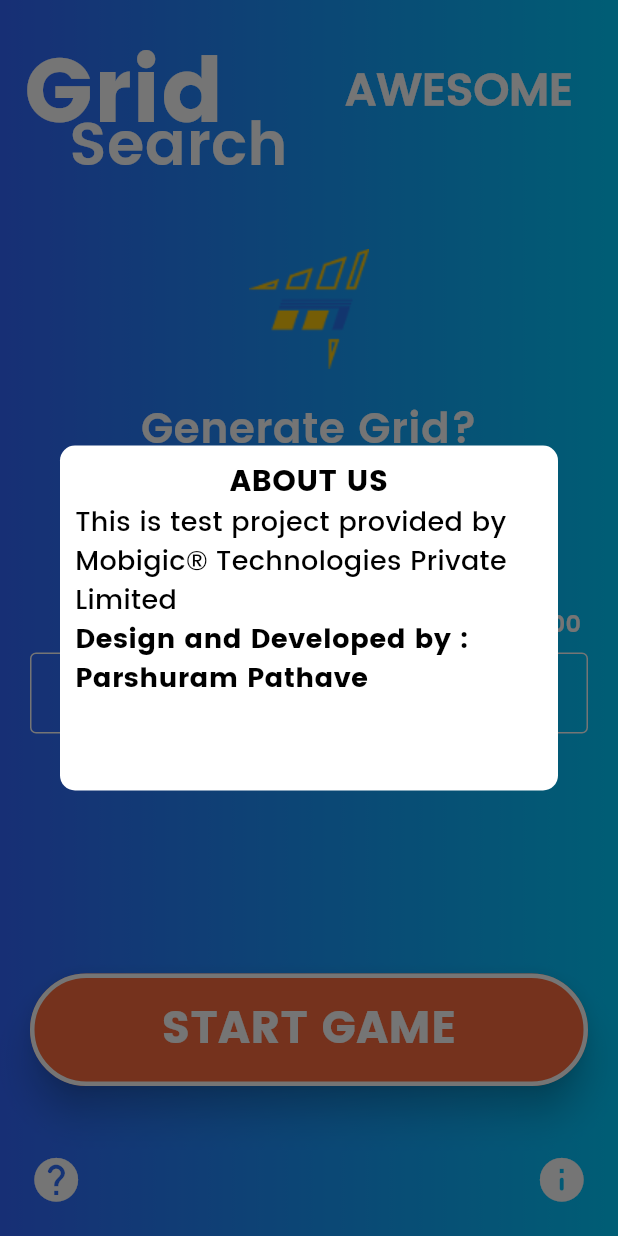
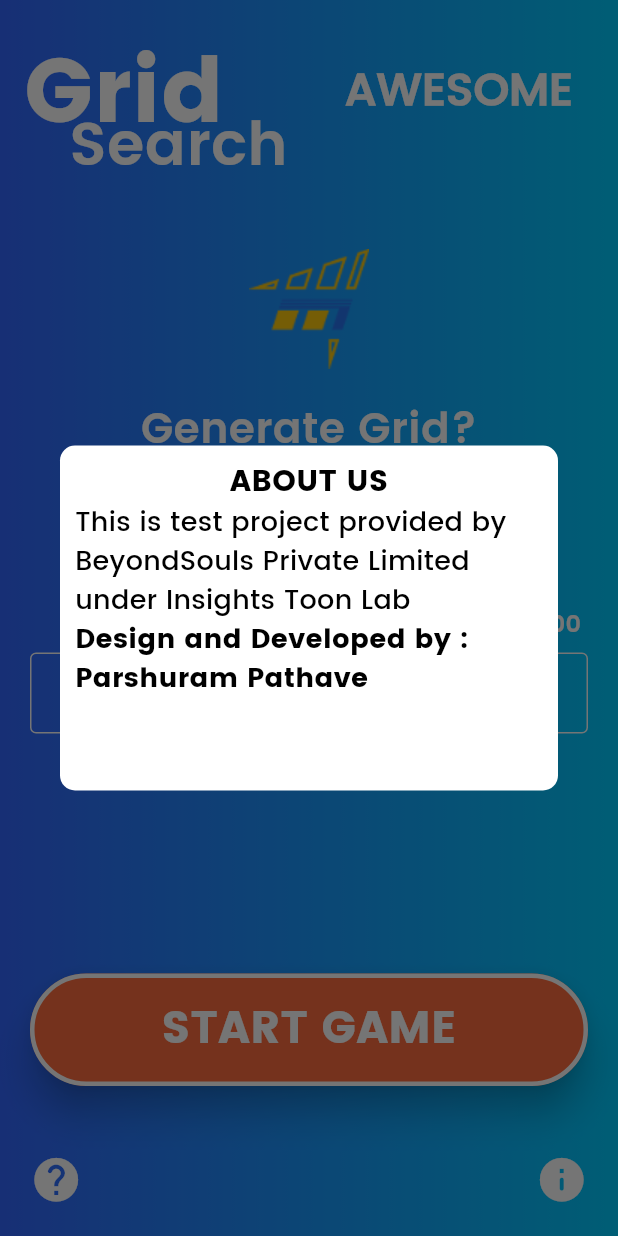
Before and after one commit to PGames3d/Grid-Game, a Flutter app: the screen it shows after launch, after a tap on the "info" icon, on a phone screen of 412 x 824 dp. Run offline on Flutter 3.47's test engine with Material 3 defaults, Android fonts, the phone set to English and light mode, and no system bars; drawn by our look-alikes of animated_text_kit; our stand-ins replace auto_route.

Commit message:
SDK upgrade

```diff
--- a/lib/screen/main_menu_screen/main_menu_screen.dart
+++ b/lib/screen/main_menu_screen/main_menu_screen.dart
@@ -183,7 +183,7 @@ class _MainMenuScreenState extends State<MainMenuScreen> {
                 repeatForever: true,
                 animatedTexts: [
                   rotateText(text: "AWESOME"),
-                  rotateText(text: "Mobigic's"),
+                  rotateText(text: "InsightToonLab"),
                   rotateText(text: 'GAMES ARE'),
                 ],
               ),
@@ -419,9 +419,9 @@ class _MainMenuScreenState extends State<MainMenuScreen> {
             child: SizedBox(
               height: 230,
               width: Global.width(context),
-              child: Padding(
-                padding: const EdgeInsets.all(10.0),
-                child: Column(children: const [
+              child: const Padding(
+                padding: EdgeInsets.all(10.0),
+                child: Column(children: [
                   Text(
                     "ABOUT US",
                     style: TextStyle(
@@ -430,7 +430,7 @@ class _MainMenuScreenState extends State<MainMenuScreen> {
                         fontWeight: FontWeight.bold),
                   ),
                   Text(
-                    "This is test project provided by Mobigic® Technologies Private Limited",
+                    "This is test project provided by BeyondSouls Private Limited under Insights Toon Lab",
                     style: TextStyle(
                       fontFamily: "poppins_medium",
                       fontSize: 18,
@@ -460,11 +460,11 @@ class _MainMenuScreenState extends State<MainMenuScreen> {
             child: SizedBox(
               height: 220,
               width: Global.width(context),
-              child: Padding(
-                padding: const EdgeInsets.all(10.0),
+              child: const Padding(
+                padding: EdgeInsets.all(10.0),
                 child: Column(
                   crossAxisAlignment: CrossAxisAlignment.start,
-                  children: const [
+                  children: [
                     Center(
                       child: Text("HOW TO PLAY",
                           style: TextStyle(
@@ -490,7 +490,7 @@ class _MainMenuScreenState extends State<MainMenuScreen> {
                           fontWeight: FontWeight.bold),
                     ),
                     Text(
-                      "3. Enter aplphabets/text characters upto max count",
+                      "3. Enter alphabets/text characters up to max count",
                       style: TextStyle(
                           fontFamily: "poppins",
                           fontSize: 16,
@@ -504,7 +504,7 @@ class _MainMenuScreenState extends State<MainMenuScreen> {
                           fontWeight: FontWeight.bold),
                     ),
                     Text(
-                      "5. On next screen search words or aplphabets",
+                      "5. On next screen search words or alphabets",
                       style: TextStyle(
                           fontFamily: "poppins",
                           fontSize: 16,
--- a/lib/screen/splash_screen/splash_screen.dart
+++ b/lib/screen/splash_screen/splash_screen.dart
@@ -68,7 +68,7 @@ class _SplashScreenState extends State<SplashScreen> {
                   child: AnimatedTextKit(
                 repeatForever: false,
                 animatedTexts: [
-                  RotateAnimatedText("Mobigic's",
+                  RotateAnimatedText("InsightToonLab's",
                       textStyle: const TextStyle(
                           color: Colors.white,
                           fontFamily: "poppins_medium",
@@ -77,15 +77,6 @@ class _SplashScreenState extends State<SplashScreen> {
                       duration: const Duration(seconds: 10)),
                 ],
               )
-
-                  //  Text(
-                  //   "Mobigic's",
-                  //   style: TextStyle(
-                  //       color: Colors.white,
-                  //       fontFamily: "poppins_medium",
-                  //       fontWeight: FontWeight.bold,
-                  //       fontSize: 20),
-                  // ),
                   )),
           Positioned(
               bottom: 0,
--- a/lib/utils/app_theme.dart
+++ b/lib/utils/app_theme.dart
@@ -21,12 +21,10 @@ class AppTheme {
       splashColor: Colors.white,
       primaryColorLight: lightPrimaryColor,
       primaryColor: lightPrimaryColor,
-      backgroundColor: lightBackgroundColor,
       visualDensity: VisualDensity.adaptivePlatformDensity,
       appBarTheme: AppBarTheme(backgroundColor: lightPrimaryColor),
-      colorScheme: ColorScheme.light(secondary: lightSecondaryColor),
       textButtonTheme: TextButtonThemeData(
-          style: TextButton.styleFrom(backgroundColor: lightBackgroundColor)));
+          style: TextButton.styleFrom(backgroundColor: lightBackgroundColor)), colorScheme: ColorScheme.light(secondary: lightSecondaryColor).copyWith(background: lightBackgroundColor));
 
   static Brightness get currentSystemBrightness =>
       SchedulerBinding.instance.window.platformBrightness;
```
Also changed, not shown: lib/main.dart (+0 -12 lines), lib/preparation/first_singleton.dart (deleted, +0 -34 lines), pubspec.lock, screen1.png (added), screen2.png (added), screen3.png (added), screen4.png (added), screen5.png (added), screen6.png (added), 7 other files.
